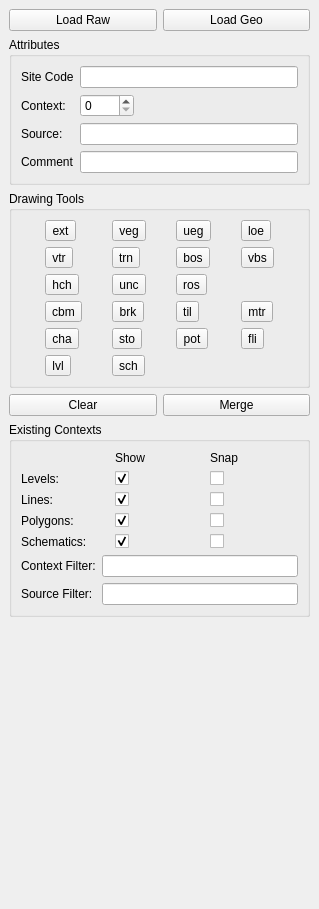
The window that ui_dock.ui (lparchaeology/ArkPlan) describes before a commit, drawn with Qt 5.
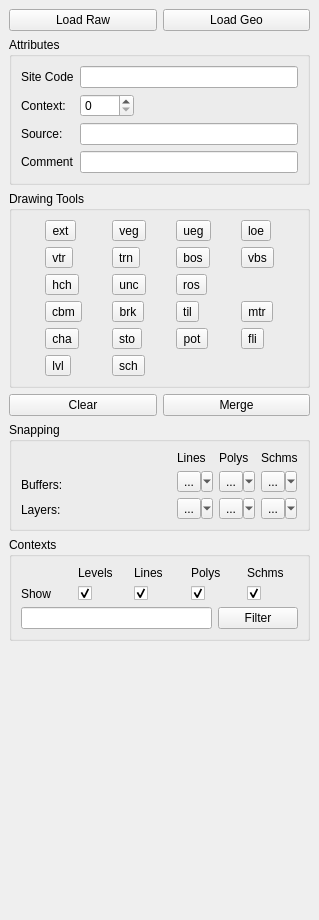
The same window after the commit. Custom widgets are drawn as their Qt base class.

Commit message: Improve snapping tool

Diff of the .ui file:
```diff
--- a/ui_dock.ui
+++ b/ui_dock.ui
@@ -7,7 +7,7 @@
     <x>0</x>
     <y>0</y>
     <width>319</width>
-    <height>909</height>
+    <height>920</height>
    </rect>
   </property>
   <property name="sizePolicy">
@@ -20,7 +20,7 @@
    <string>ArkPlan</string>
   </property>
   <widget class="QWidget" name="dockWidgetContents">
-   <layout class="QVBoxLayout" name="verticalLayout_2">
+   <layout class="QVBoxLayout" name="verticalLayout">
     <item>
      <layout class="QHBoxLayout" name="horizontalLayout_4">
       <item>
@@ -362,39 +362,189 @@
       </item>
      </layout>
     </item>
+    <item>
+     <widget class="QGroupBox" name="groupBox">
+      <property name="title">
+       <string>Snapping</string>
+      </property>
+      <layout class="QGridLayout" name="gridLayout_4">
+       <item row="0" column="0">
+        <widget class="QLabel" name="label_14">
+         <property name="text">
+          <string/>
+         </property>
+        </widget>
+       </item>
+       <item row="0" column="1" rowspan="3">
+        <layout class="QGridLayout" name="gridLayout_3">
+         <item row="0" column="2">
+          <widget class="QLabel" name="label_13">
+           <property name="text">
+            <string>Schms</string>
+           </property>
+          </widget>
+         </item>
+         <item row="1" column="0">
+          <widget class="ArkPlanSnapButton" name="m_snapLinesBufferTool">
+           <property name="text">
+            <string>...</string>
+           </property>
+           <property name="checkable">
+            <bool>true</bool>
+           </property>
+           <property name="popupMode">
+            <enum>QToolButton::MenuButtonPopup</enum>
+           </property>
+          </widget>
+         </item>
+         <item row="2" column="2">
+          <widget class="ArkPlanSnapButton" name="m_snapSchematicsLayerTool">
+           <property name="text">
+            <string>...</string>
+           </property>
+           <property name="checkable">
+            <bool>true</bool>
+           </property>
+           <property name="popupMode">
+            <enum>QToolButton::MenuButtonPopup</enum>
+           </property>
+          </widget>
+         </item>
+         <item row="2" column="1">
+          <widget class="ArkPlanSnapButton" name="m_snapPolygonsLayerTool">
+           <property name="text">
+            <string>...</string>
+           </property>
+           <property name="checkable">
+            <bool>true</bool>
+           </property>
+           <property name="popupMode">
+            <enum>QToolButton::MenuButtonPopup</enum>
+           </property>
+          </widget>
+         </item>
+         <item row="1" column="2">
+          <widget class="ArkPlanSnapButton" name="m_snapSchematicsBufferTool">
+           <property name="text">
+            <string>...</string>
+           </property>
+           <property name="checkable">
+            <bool>true</bool>
+           </property>
+           <property name="popupMode">
+            <enum>QToolButton::MenuButtonPopup</enum>
+           </property>
+          </widget>
+         </item>
+         <item row="1" column="1">
+          <widget class="ArkPlanSnapButton" name="m_snapPolygonsBufferTool">
+           <property name="text">
+            <string>...</string>
+           </property>
+           <property name="checkable">
+            <bool>true</bool>
+           </property>
+           <property name="popupMode">
+            <enum>QToolButton::MenuButtonPopup</enum>
+           </property>
+          </widget>
+         </item>
+         <item row="2" column="0">
+          <widget class="ArkPlanSnapButton" name="m_snapLinesLayerTool">
+           <property name="text">
+            <string>...</string>
+           </property>
+           <property name="checkable">
+            <bool>true</bool>
+           </property>
+           <property name="popupMode">
+            <enum>QToolButton::MenuButtonPopup</enum>
+           </property>
+          </widget>
+         </item>
+         <item row="0" column="1">
+          <widget class="QLabel" name="label_12">
+           <property name="text">
+            <string>Polys</string>
+           </property>
+          </widget>
+         </item>
+         <item row="0" column="0">
+          <widget class="QLabel" name="label_11">
+           <property name="text">
+            <string>Lines</string>
+           </property>
+          </widget>
+         </item>
+        </layout>
+       </item>
+       <item row="1" column="0">
+        <widget class="QLabel" name="label">
+         <property name="text">
+          <string>Buffers:</string>
+         </property>
+        </widget>
+       </item>
+       <item row="2" column="0">
+        <widget class="QLabel" name="label_2">
+         <property name="text">
+          <string>Layers:</string>
+         </property>
+        </widget>
+       </item>
+      </layout>
+     </widget>
+    </item>
     <item>
      <widget class="QGroupBox" name="m_existingContextsGroup">
       <property name="title">
-       <string>Existing Contexts</string>
+       <string>Contexts</string>
       </property>
-      <layout class="QFormLayout" name="formLayout_2">
-       <property name="fieldGrowthPolicy">
-        <enum>QFormLayout::ExpandingFieldsGrow</enum>
-       </property>
-       <item row="1" column="0" colspan="2">
+      <layout class="QVBoxLayout" name="verticalLayout_2">
+       <item>
         <layout class="QGridLayout" name="gridLayout_2">
-         <item row="0" column="1">
-          <widget class="QLabel" name="label_4">
-           <property name="text">
-            <string>Show</string>
-           </property>
-          </widget>
-         </item>
-         <item row="0" column="2">
-          <widget class="QLabel" name="label_5">
-           <property name="text">
-            <string>Snap</string>
-           </property>
-          </widget>
-         </item>
-         <item row="2" column="0">
+         <item row="1" column="2">
           <widget class="QLabel" name="label_3">
            <property name="text">
-            <string>Lines:</string>
+            <string>Lines</string>
+           </property>
+          </widget>
+         </item>
+         <item row="1" column="4">
+          <widget class="QLabel" name="label_7">
+           <property name="text">
+            <string>Schms</string>
            </property>
           </widget>
          </item>
          <item row="2" column="1">
+          <widget class="QCheckBox" name="m_showLevelsCheck">
+           <property name="toolTip">
+            <string>Show existing levels</string>
+           </property>
+           <property name="text">
+            <string/>
+           </property>
+           <property name="checked">
+            <bool>true</bool>
+           </property>
+          </widget>
+         </item>
+         <item row="1" column="3">
+          <widget class="QLabel" name="label_6">
+           <property name="text">
+            <string>Polys</string>
+           </property>
+          </widget>
+         </item>
+         <item row="1" column="1">
+          <widget class="QLabel" name="label_8">
+           <property name="text">
+            <string>Levels</string>
+           </property>
+          </widget>
+         </item>
+         <item row="2" column="2">
           <widget class="QCheckBox" name="m_showLinesCheck">
            <property name="toolTip">
             <string>Show existing lines</string>
@@ -407,24 +557,7 @@
            </property>
           </widget>
          </item>
-         <item row="2" column="2">
-          <widget class="QCheckBox" name="m_snapLinesCheck">
-           <property name="toolTip">
-            <string>Snap to existing lines</string>
-           </property>
-           <property name="text">
-            <string/>
-           </property>
-          </widget>
-         </item>
-         <item row="3" column="0">
-          <widget class="QLabel" name="label_6">
-           <property name="text">
-            <string>Polygons:</string>
-           </property>
-          </widget>
-         </item>
-         <item row="3" column="1">
+         <item row="2" column="3">
           <widget class="QCheckBox" name="m_showPolygonsCheck">
            <property name="toolTip">
             <string>Show existing polygons</string>
@@ -437,24 +570,7 @@
            </property>
           </widget>
          </item>
-         <item row="3" column="2">
-          <widget class="QCheckBox" name="m_snapPolygonsCheck">
-           <property name="toolTip">
-            <string>Snap to existing polygons</string>
-           </property>
-           <property name="text">
-            <string/>
-           </property>
-          </widget>
-         </item>
-         <item row="4" column="0">
-          <widget class="QLabel" name="label_7">
-           <property name="text">
-            <string>Schematics:</string>
-           </property>
-          </widget>
-         </item>
-         <item row="4" column="1">
+         <item row="2" column="4">
           <widget class="QCheckBox" name="m_showSchematicsCheck">
            <property name="toolTip">
             <string>Show existing schematics</string>
@@ -467,82 +583,33 @@
            </property>
           </widget>
          </item>
-         <item row="4" column="2">
-          <widget class="QCheckBox" name="m_snapSchematicsCheck">
-           <property name="toolTip">
-            <string>Snap to existing schematics</string>
-           </property>
+         <item row="2" column="0">
+          <widget class="QLabel" name="label_4">
            <property name="text">
-            <string/>
+            <string>Show</string>
            </property>
           </widget>
          </item>
-         <item row="1" column="0">
-          <widget class="QLabel" name="label_8">
-           <property name="text">
-            <string>Levels:</string>
-           </property>
-          </widget>
-         </item>
-         <item row="1" column="1">
-          <widget class="QCheckBox" name="m_showLevelsCheck">
+        </layout>
+       </item>
+       <item>
+        <layout class="QHBoxLayout" name="horizontalLayout_2">
+         <item>
+          <widget class="QLineEdit" name="m_contextFilterEdit">
            <property name="toolTip">
             <string>Show existing levels</string>
            </property>
-           <property name="text">
-            <string/>
-           </property>
-           <property name="checked">
-            <bool>true</bool>
-           </property>
           </widget>
          </item>
-         <item row="1" column="2">
-          <widget class="QCheckBox" name="m_snapLevelsCheck">
-           <property name="toolTip">
-            <string>Snap to existing levels</string>
-           </property>
+         <item>
+          <widget class="QPushButton" name="m_contextFilterButton">
            <property name="text">
-            <string/>
+            <string>Filter</string>
            </property>
           </widget>
          </item>
         </layout>
        </item>
-       <item row="2" column="0">
-        <widget class="QLabel" name="label_9">
-         <property name="text">
-          <string>Context Filter:</string>
-         </property>
-         <property name="buddy">
-          <cstring>m_contextFilter</cstring>
-         </property>
-        </widget>
-       </item>
-       <item row="2" column="1">
-        <widget class="QLineEdit" name="m_contextFilter">
-         <property name="toolTip">
-          <string>Only show selected contexts</string>
-         </property>
-        </widget>
-       </item>
-       <item row="3" column="0">
-        <widget class="QLabel" name="label_10">
-         <property name="text">
-          <string>Source Filter:</string>
-         </property>
-         <property name="buddy">
-          <cstring>m_contextFilter</cstring>
-         </property>
-        </widget>
-       </item>
-       <item row="3" column="1">
-        <widget class="QLineEdit" name="m_sourceFilter">
-         <property name="toolTip">
-          <string>Only show selected sources</string>
-         </property>
-        </widget>
-       </item>
       </layout>
      </widget>
     </item>
@@ -562,6 +629,13 @@
    </layout>
   </widget>
  </widget>
+ <customwidgets>
+  <customwidget>
+   <class>ArkPlanSnapButton</class>
+   <extends>QToolButton</extends>
+   <header>ark_plan_snap_button.h</header>
+  </customwidget>
+ </customwidgets>
  <resources/>
  <connections/>
 </ui>
```
Left out of the diff: 131 changed lines with no effect on the pictures. The commit also changes 7 other files.
